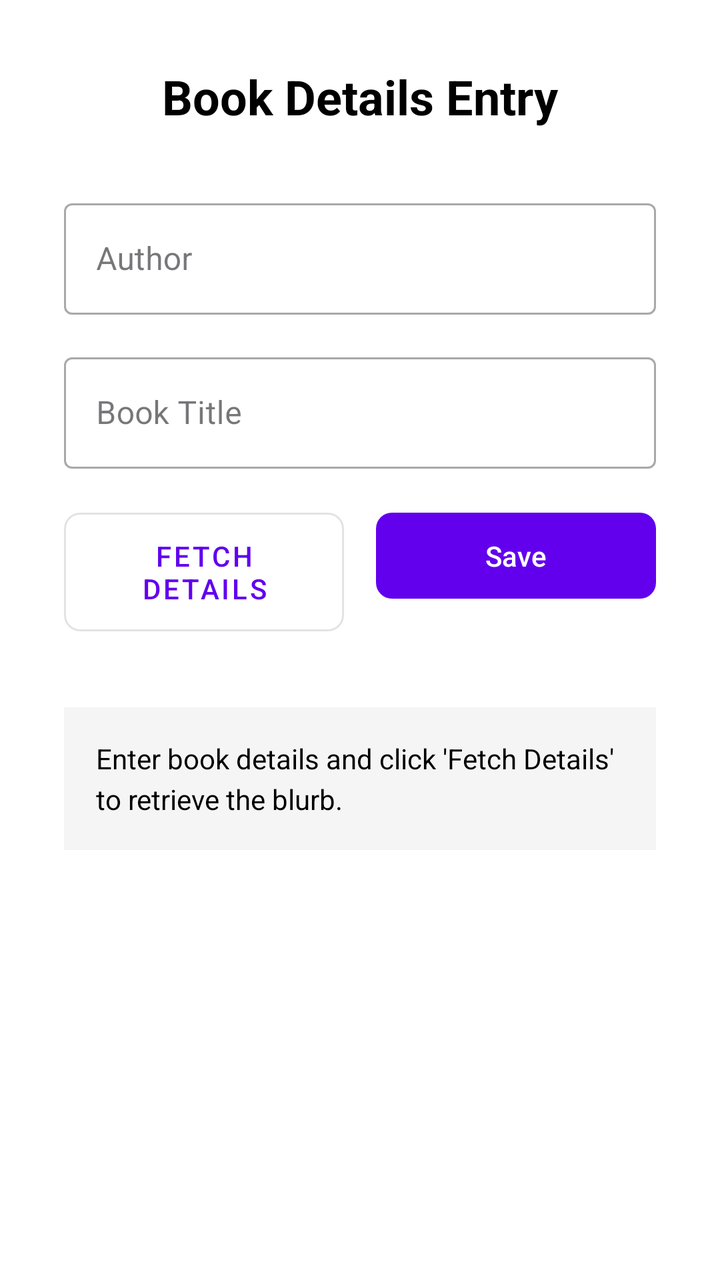
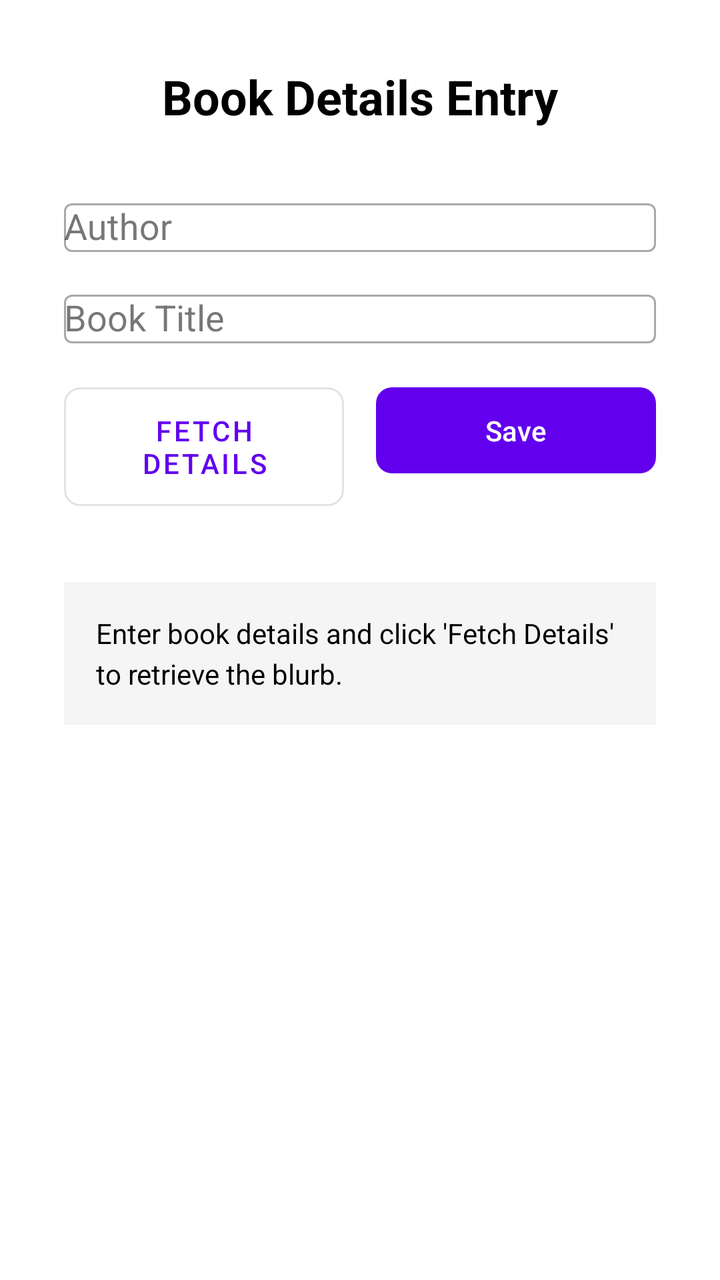

Compare the two renders of this Android layout. The source of the first and the diff that turns it into the second are given below.
<!-- AndroidManifest.xml: application theme Theme.Manuscript -->
<!-- res/layout/entry_activity.xml -->
<?xml version="1.0" encoding="utf-8"?>
<ScrollView xmlns:android="http://schemas.android.com/apk/res/android"
    xmlns:app="http://schemas.android.com/apk/res-auto"
    android:layout_width="match_parent"
    android:layout_height="match_parent"
    android:fillViewport="true">

    <LinearLayout
        android:layout_width="match_parent"
        android:layout_height="wrap_content"
        android:orientation="vertical"
        android:gravity="center_horizontal"
        android:padding="32dp"
        android:background="@color/white">

        <TextView
            android:layout_width="wrap_content"
            android:layout_height="wrap_content"
            android:text="Book Details Entry"
            android:textSize="24sp"
            android:textStyle="bold"
            android:layout_marginBottom="32dp"
            android:textColor="@color/black"/>

        
        <com.google.android.material.textfield.TextInputLayout
            android:layout_width="match_parent"
            android:layout_height="wrap_content"
            android:hint="Author"
            android:layout_marginBottom="16dp"
            app:hintTextColor="@color/purple_500"
            style="@style/Widget.MaterialComponents.TextInputLayout.OutlinedBox">

            <com.google.android.material.textfield.TextInputEditText
                android:id="@+id/edit_text_author"
                android:layout_width="match_parent"
                android:layout_height="wrap_content"
                android:inputType="textPersonName"
                android:maxLines="1"/>
        </com.google.android.material.textfield.TextInputLayout>

        
        <com.google.android.material.textfield.TextInputLayout
            android:layout_width="match_parent"
            android:layout_height="wrap_content"
            android:hint="Book Title"
            android:layout_marginBottom="16dp"
            app:hintTextColor="@color/purple_500"
            style="@style/Widget.MaterialComponents.TextInputLayout.OutlinedBox">

            <com.google.android.material.textfield.TextInputEditText
                android:id="@+id/edit_text_book_title"
                android:layout_width="match_parent"
                android:layout_height="wrap_content"
                android:inputType="textCapWords"
                android:maxLines="1"/>
        </com.google.android.material.textfield.TextInputLayout>

        
        <LinearLayout
            android:layout_width="match_parent"
            android:layout_height="wrap_content"
            android:orientation="horizontal"
            android:layout_marginBottom="32dp">

            
            <com.google.android.material.button.MaterialButton
                android:id="@+id/button_fetch_details"
                android:layout_width="0dp"
                android:layout_weight="1"
                android:layout_height="wrap_content"
                android:text="Fetch Details"
                android:textSize="14sp"
                android:paddingVertical="12dp"
                android:layout_marginEnd="8dp"
                app:cornerRadius="8dp"
                style="@style/Widget.MaterialComponents.Button.OutlinedButton"/>

            
            <com.google.android.material.button.MaterialButton
                android:id="@+id/button_ok"
                android:layout_width="0dp"
                android:layout_weight="1"
                android:layout_height="wrap_content"
                android:text="Save"
                android:textSize="14sp"
                android:paddingVertical="12dp"
                android:layout_marginStart="8dp"
                app:cornerRadius="8dp"/>
        </LinearLayout>

        
        <ImageView
            android:id="@+id/image_view_cover"
            android:layout_width="150dp"
            android:layout_height="200dp"
            android:layout_marginBottom="16dp"
            android:scaleType="centerCrop"
            android:background="@color/purple_200"
            android:contentDescription="Book Cover Image"
            android:visibility="gone"/>













        

        
        <TextView
            android:id="@+id/text_view_blurb"
            android:layout_width="match_parent"
            android:layout_height="wrap_content"
            android:padding="16dp"
            android:text="Enter book details and click 'Fetch Details' to retrieve the blurb."
            android:background="#F5F5F5"
            android:textColor="@color/black"
            android:lineSpacingExtra="4dp"
            android:textSize="14sp"/>

    </LinearLayout>
</ScrollView>
<!-- resources referenced by this layout -->
<resources>
  <color name="black">#FF000000</color>
  <color name="purple_200">#FFBB86FC</color>
  <color name="purple_500">#FF6200EE</color>
  <color name="white">#FFFFFFFF</color>
  <style name="Theme.Manuscript" parent="Theme.Material3.DayNight.NoActionBar">
  
      
          <item name="colorPrimary">@color/purple_500</item>
          <item name="colorOnPrimary">@color/white</item>
          <item name="colorSecondary">@color/teal_200</item>
          <item name="colorOnSecondary">@color/black</item>
  
          
          <item name="android:statusBarColor">?attr/colorPrimaryVariant</item>
          <item name="android:navigationBarColor">?attr/colorSurface</item>
      </style>
  <color name="teal_200">#FF03DAC5</color>
</resources>

<!-- the commit's change to res/layout/entry_activity.xml (unified diff, before → after) -->
@@ -31,7 +31,7 @@
             app:hintTextColor="@color/purple_500"
             style="@style/Widget.MaterialComponents.TextInputLayout.OutlinedBox">
 
-            <com.google.android.material.textfield.TextInputEditText
+            <com.google.android.material.textfield.MaterialAutoCompleteTextView
                 android:id="@+id/edit_text_author"
                 android:layout_width="match_parent"
                 android:layout_height="wrap_content"
@@ -48,7 +48,7 @@
             app:hintTextColor="@color/purple_500"
             style="@style/Widget.MaterialComponents.TextInputLayout.OutlinedBox">
 
-            <com.google.android.material.textfield.TextInputEditText
+            <com.google.android.material.textfield.MaterialAutoCompleteTextView
                 android:id="@+id/edit_text_book_title"
                 android:layout_width="match_parent"
                 android:layout_height="wrap_content"
